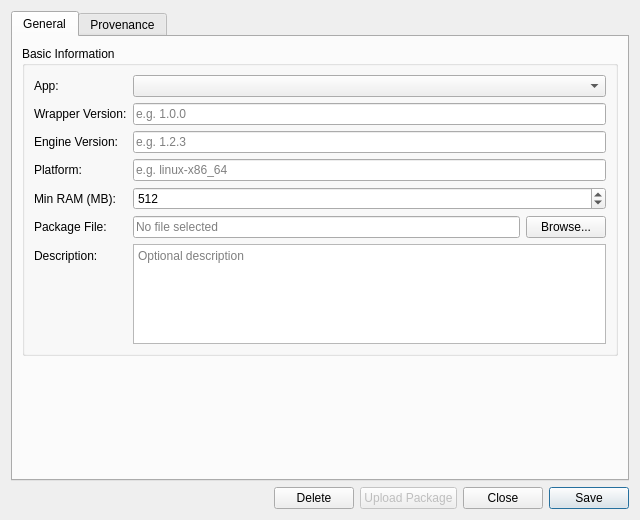
Old version of the form projects/ores.qt/ui/AppVersionDetailDialog.ui in the repository OreStudio/OreStudio.
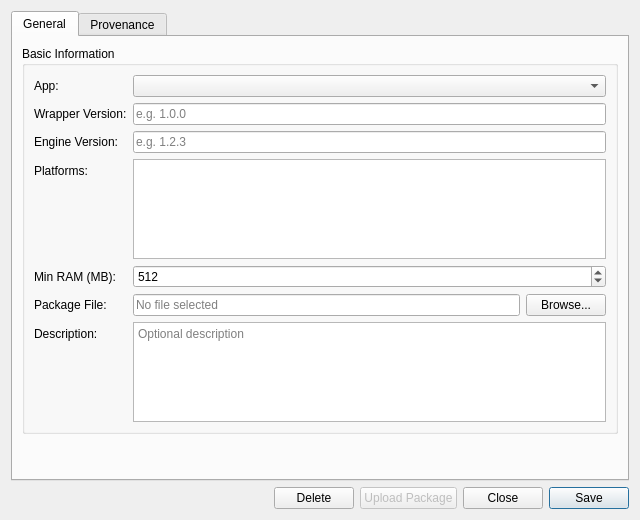
New version of the form. Custom widgets are drawn as their Qt base class.

Commit message: [compute] Add platform junction table for app versions

```diff
--- a/projects/ores.qt/ui/AppVersionDetailDialog.ui
+++ b/projects/ores.qt/ui/AppVersionDetailDialog.ui
@@ -62,12 +62,17 @@
           </item>
           <item row="3" column="0">
            <widget class="QLabel" name="labelPlatform">
-            <property name="text"><string>Platform:</string></property>
+            <property name="text"><string>Platforms:</string></property>
            </widget>
           </item>
           <item row="3" column="1">
-           <widget class="QLineEdit" name="platformEdit">
-            <property name="placeholderText"><string>e.g. linux-x86_64</string></property>
+           <widget class="QListWidget" name="platformsList">
+            <property name="minimumSize">
+             <size><width>0</width><height>80</height></size>
+            </property>
+            <property name="maximumSize">
+             <size><width>16777215</width><height>100</height></size>
+            </property>
            </widget>
           </item>
           <item row="4" column="0">
```
The commit also changes 19 other files.
